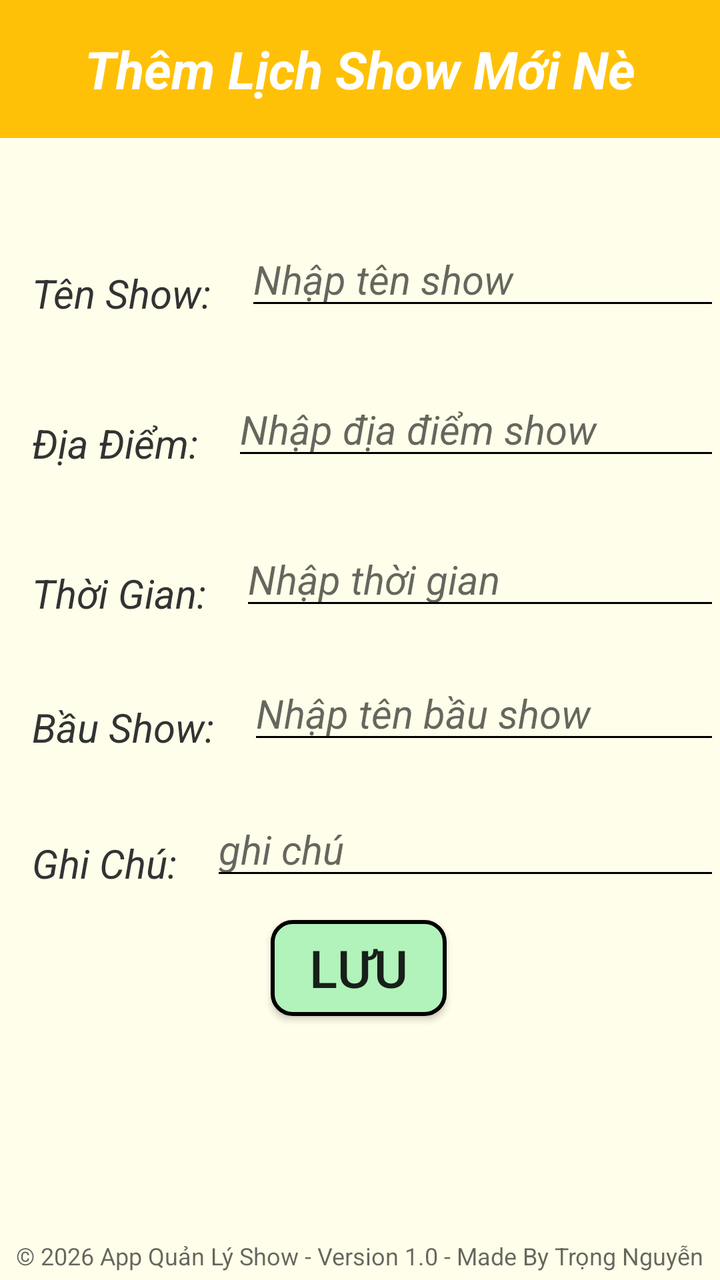
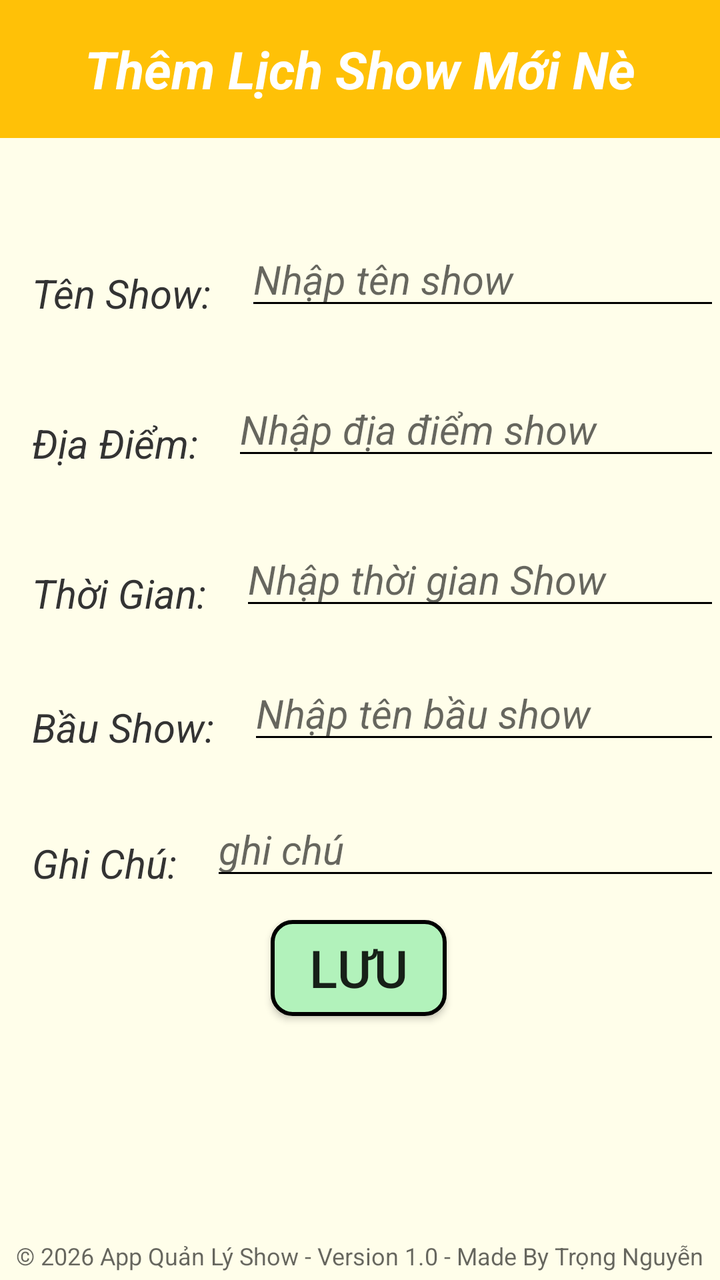

Before-and-after screenshots of an Android layout around one commit, followed by the original layout XML and the change that was made.
<!-- AndroidManifest.xml: application theme Theme.QL_Show -->
<!-- res/layout/activity_tao_moi.xml -->
<?xml version="1.0" encoding="utf-8"?>
<androidx.constraintlayout.widget.ConstraintLayout
    xmlns:android="http://schemas.android.com/apk/res/android"
    xmlns:app="http://schemas.android.com/apk/res-auto"
    xmlns:tools="http://schemas.android.com/tools"
    android:id="@+id/main"
    android:layout_width="match_parent"
    android:layout_height="match_parent"
    tools:context=".Tao_Moi"
    android:background="#FFFEEA">

    <androidx.constraintlayout.widget.Guideline
        android:id="@+id/guideline_left"
        android:layout_width="wrap_content"
        android:layout_height="wrap_content"
        android:orientation="vertical"
        app:layout_constraintGuide_begin="16dp" />

    <TextView
        android:id="@+id/header_lb"
        android:layout_width="0dp"
        android:layout_height="69dp"
        android:background="#FFC107"
        android:gravity="center"
        android:padding="2dp"
        android:text="Thêm Lịch Show Mới Nè"
        android:textColor="#FFFFFF"
        android:textSize="26sp"
        android:textStyle="bold|italic"
        app:layout_constraintEnd_toEndOf="parent"
        app:layout_constraintStart_toStartOf="parent"
        app:layout_constraintTop_toTopOf="parent" />


    <TextView
        android:id="@+id/ten_show"
        android:layout_width="wrap_content"
        android:layout_height="wrap_content"
        android:layout_marginTop="64dp"
        android:text="Tên Show: "
        android:textColor="#333333"
        android:textSize="20sp"
        android:textStyle="italic"
        app:layout_constraintStart_toStartOf="@id/guideline_left"
        app:layout_constraintTop_toBottomOf="@id/header_lb" />


    <EditText
        android:id="@+id/edt_ten_show"
        android:layout_width="0dp"
        android:layout_height="wrap_content"
        android:layout_marginStart="12dp"

        android:backgroundTint="#000000"
        android:hint="Nhập tên show"
        android:inputType="text"

        android:textSize="20sp"

        android:textStyle="italic"
        app:layout_constraintBottom_toBottomOf="@id/ten_show"
        app:layout_constraintEnd_toEndOf="parent"
        app:layout_constraintHorizontal_bias="1.0"
        app:layout_constraintStart_toEndOf="@id/ten_show"
        app:layout_constraintTop_toTopOf="@id/ten_show"
        app:layout_constraintVertical_bias="1.0" />

    <TextView
        android:id="@+id/dia_diem"
        android:layout_width="wrap_content"
        android:layout_height="wrap_content"
        android:layout_marginTop="48dp"
        android:text="Địa Điểm: "
        android:textColor="#333333"
        android:textSize="20sp"
        android:textStyle="italic"
        app:layout_constraintStart_toStartOf="@id/guideline_left"
        app:layout_constraintTop_toBottomOf="@id/ten_show" />

    <EditText
        android:id="@+id/edt_dia_diem"
        android:layout_width="0dp"
        android:layout_height="wrap_content"
        android:layout_marginStart="12dp"

        android:backgroundTint="#000000"
        android:hint="Nhập địa điểm show"
        android:textSize="20sp"

        android:textStyle="italic"


        app:layout_constraintBottom_toBottomOf="@id/dia_diem"
        app:layout_constraintEnd_toEndOf="parent"
        app:layout_constraintHorizontal_bias="1.0"
        app:layout_constraintStart_toEndOf="@id/dia_diem"
        app:layout_constraintTop_toTopOf="@id/dia_diem"
        app:layout_constraintVertical_bias="1.0" />

    <TextView
        android:id="@+id/thoi_gian"
        android:layout_width="wrap_content"
        android:layout_height="wrap_content"
        android:layout_marginTop="48dp"
        android:text="Thời Gian: "
        android:textColor="#333333"
        android:textSize="20sp"
        android:textStyle="italic"
        app:layout_constraintStart_toStartOf="@id/guideline_left"
        app:layout_constraintTop_toBottomOf="@id/dia_diem" />

    <EditText
        android:id="@+id/edt_thoi_gian"
        android:layout_width="0dp"
        android:layout_height="wrap_content"
        android:layout_marginStart="12dp"

        android:backgroundTint="#000000"
        android:hint="Nhập thời gian"
        android:textSize="20sp"

        android:textStyle="italic"
        android:focusable="false"
        android:clickable="true"

        app:layout_constraintBottom_toBottomOf="@id/thoi_gian"
        app:layout_constraintEnd_toEndOf="parent"
        app:layout_constraintHorizontal_bias="1.0"
        app:layout_constraintStart_toEndOf="@id/thoi_gian"
        app:layout_constraintTop_toTopOf="@id/thoi_gian"
        app:layout_constraintVertical_bias="1.0"
        />


    <TextView
        android:id="@+id/bau_show"
        android:layout_width="wrap_content"
        android:layout_height="wrap_content"
        android:layout_marginTop="40dp"
        android:text="Bầu Show: "
        android:textColor="#333333"
        android:textSize="20sp"
        android:textStyle="italic"
        app:layout_constraintStart_toStartOf="@id/guideline_left"
        app:layout_constraintTop_toBottomOf="@id/thoi_gian" />

    <EditText
        android:id="@+id/edt_bau_show"
        android:layout_width="0dp"
        android:layout_height="wrap_content"
        android:layout_marginStart="12dp"

        android:backgroundTint="#000000"
        android:hint="Nhập tên bầu show"
        android:textSize="20sp"

        android:textStyle="italic"


        app:layout_constraintBottom_toBottomOf="@id/bau_show"
        app:layout_constraintEnd_toEndOf="parent"
        app:layout_constraintHorizontal_bias="1.0"
        app:layout_constraintStart_toEndOf="@id/bau_show"
        app:layout_constraintTop_toTopOf="@id/bau_show"
        app:layout_constraintVertical_bias="1.0" />


    <TextView
        android:id="@+id/ghi_chu"
        android:layout_width="wrap_content"
        android:layout_height="wrap_content"
        android:layout_marginTop="108dp"
        android:text="Ghi Chú: "
        android:textColor="#333333"
        android:textSize="20sp"
        android:textStyle="italic"
        app:layout_constraintStart_toStartOf="@id/guideline_left"
        app:layout_constraintTop_toBottomOf="@id/thoi_gian" />

    <EditText
        android:id="@+id/edt_ghi_chu"
        android:layout_width="0dp"
        android:layout_height="wrap_content"
        android:layout_marginStart="12dp"

        android:backgroundTint="#000000"
        android:hint="ghi chú"
        android:textSize="20sp"

        android:textStyle="italic"


        app:layout_constraintBottom_toBottomOf="@id/ghi_chu"
        app:layout_constraintEnd_toEndOf="parent"
        app:layout_constraintHorizontal_bias="0.0"
        app:layout_constraintStart_toEndOf="@id/ghi_chu"
        app:layout_constraintTop_toTopOf="@id/ghi_chu"
        app:layout_constraintVertical_bias="1.0" />

    <Button
        android:id="@+id/back"
        android:layout_width="wrap_content"
        android:layout_height="wrap_content"
        android:layout_marginTop="644dp"
        android:background="@drawable/btn"
        android:padding="5dp"

        android:text="BACK"
        android:textSize="26sp"
        app:layout_constraintEnd_toEndOf="parent"

        app:layout_constraintHorizontal_bias="0.95"
        app:layout_constraintStart_toStartOf="parent"
        app:layout_constraintTop_toTopOf="parent" />

    <Button
        android:id="@+id/save_show"
        android:layout_width="wrap_content"
        android:layout_height="wrap_content"
        android:layout_marginTop="460dp"
        android:background="@drawable/btn"
        android:padding="5dp"

        android:text="Lưu"
        android:textSize="26sp"
        app:layout_constraintEnd_toEndOf="parent"

        app:layout_constraintHorizontal_bias="0.498"
        app:layout_constraintStart_toStartOf="parent"
        app:layout_constraintTop_toTopOf="parent" />

    <TextView
        android:id="@+id/footer_lb"
        android:layout_width="wrap_content"
        android:layout_height="wrap_content"
        android:layout_marginBottom="4dp"

        android:alpha="0.6"

        android:text="© 2026 App Quản Lý Show - Version 1.0 - Made By Trọng Nguyễn"

        android:textColor="#000000"

        android:textSize="12sp"
        app:layout_constraintBottom_toBottomOf="parent"
        app:layout_constraintEnd_toEndOf="parent"
        app:layout_constraintHorizontal_bias="0.491"
        app:layout_constraintStart_toStartOf="parent" />


</androidx.constraintlayout.widget.ConstraintLayout>
<!-- resources referenced by this layout -->
<resources>
  <!-- drawable btn (drawable) -->
  <?xml version="1.0" encoding="utf-8"?>
  <selector xmlns:android="http://schemas.android.com/apk/res/android">
  
      
      <item android:state_pressed="true">
          <shape>
              <solid android:color="#FFD700"/>
              <corners android:radius="10dp"/>
          </shape>
      </item>
  
      
      <item>
          <shape>
              <solid android:color="#B2F2BB"/>
              <stroke
                  android:width="2dp"
                  android:color="#000000"/>
              <corners android:radius="10dp"/>
          </shape>
      </item>
  
  </selector>
  <style name="Theme.QL_Show" parent="Base.Theme.QL_Show" />
  <style name="Base.Theme.QL_Show" parent="Theme.AppCompat.Light.DarkActionBar">
          
  
          
      </style>
</resources>

<!-- the commit's change to res/layout/activity_tao_moi.xml (unified diff, before → after) -->
@@ -116,7 +116,7 @@
         android:layout_marginStart="12dp"
 
         android:backgroundTint="#000000"
-        android:hint="Nhập thời gian"
+        android:hint="Nhập thời gian Show"
         android:textSize="20sp"
 
         android:textStyle="italic"
